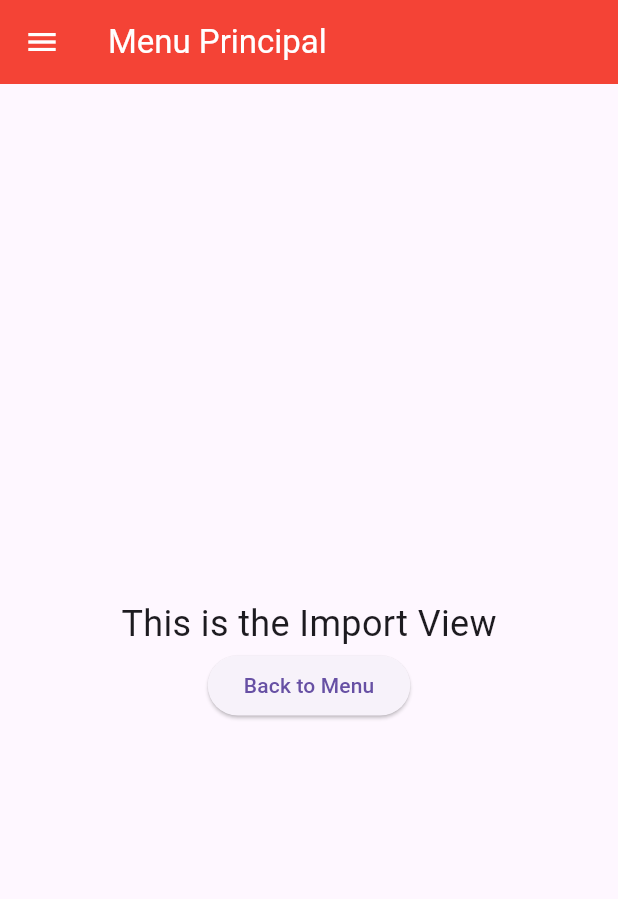
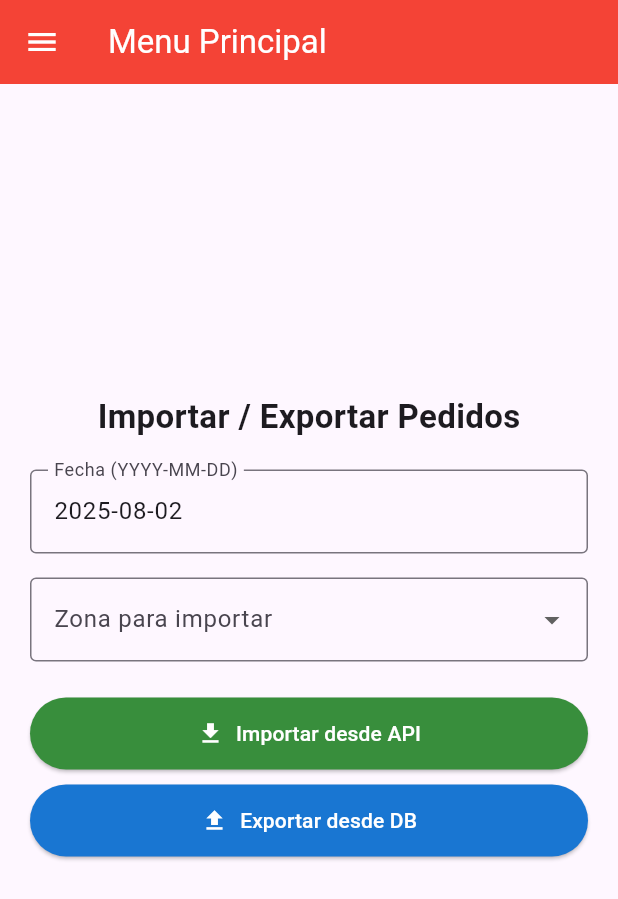
Before and after one commit to adimerpaul/sofipedido, a Flutter app: the screen it shows after launch, on a phone screen of 412 x 824 dp. Shown: the top 899 px of the screen. Run offline on Flutter 3.47's test engine with Material 3 defaults, Android fonts, the phone set to English and light mode, and no system bars; our stand-ins replace flutter_dotenv, sqflite; accounts and stored records are empty.

Commit message:
creado importado con campo confirmado

```diff
--- a/lib/views/import_view.dart
+++ /dev/null
@@ -1,26 +0,0 @@
-import 'package:flutter/material.dart';
-
-class ImportView extends StatelessWidget {
-  const ImportView({super.key});
-
-  @override
-  Widget build(BuildContext context) {
-    return Center(
-      child: Column(
-        mainAxisAlignment: MainAxisAlignment.center,
-        children: [
-          const Text(
-            'This is the Import View',
-            style: TextStyle(fontSize: 24),
-          ),
-          ElevatedButton(
-            onPressed: () {
-              // Navigator.pop(context);
-            },
-            child: const Text('Back to Menu'),
-          ),
-        ],
-      ),
-    );
-  }
-}
--- a/lib/views/menu_view.dart
+++ b/lib/views/menu_view.dart
@@ -1,7 +1,7 @@
 import 'package:flutter/material.dart';
-import 'package:sofiapedido/views/home_view.dart';
-import 'package:sofiapedido/views/import_view.dart';
-import 'package:sofiapedido/views/pedidos_view.dart';
+import 'package:sofiapedido/views/pages/home_view.dart';
+import 'package:sofiapedido/views/pages/import_view.dart';
+import 'package:sofiapedido/views/pages/pedidos_view.dart';
 
 class MenuView extends StatefulWidget {
   const MenuView({super.key});
--- /dev/null
+++ b/lib/views/pages/import_view.dart
@@ -0,0 +1,172 @@
+import 'package:flutter/material.dart';
+import 'package:intl/intl.dart';
+import 'package:sofiapedido/services/database_helper.dart';
+
+class ImportView extends StatefulWidget {
+  const ImportView({super.key});
+
+  @override
+  State<ImportView> createState() => _ImportViewState();
+}
+
+class _ImportViewState extends State<ImportView> {
+  bool loading = false;
+  String mensaje = '';
+  String fecha = DateFormat('yyyy-MM-dd').format(DateTime.now());
+
+  // Colores disponibles (zona + color real)
+  final List<Map<String, String>> colores = [
+    {"zona": "NORTE", "color": "deep-orange-4", "colorStyle": "#FF7043"},
+    {"zona": "BOLIVAR", "color": "pink-4", "colorStyle": "#F06292"},
+    {"zona": "SE RECOGE", "color": "blue-grey-4", "colorStyle": "#37474F"},
+    {"zona": "CENTRO", "color": "yellow", "colorStyle": "#F5EE17"},
+    {"zona": "APOYO", "color": "green-4", "colorStyle": "#1B5E20"},
+    {"zona": "PROVINCIA", "color": "deep-purple-4", "colorStyle": "#9575CD"},
+    {"zona": "SUD", "color": "blue-4", "colorStyle": "#0D47A1"},
+    {"zona": "SIN ZONA", "color": "grey-6", "colorStyle": "#757575"},
+  ];
+
+  Map<String, String>? colorSeleccionado;
+
+  Future<void> importarDatos() async {
+    if (colorSeleccionado == null || fecha.isEmpty) {
+      setState(() => mensaje = 'Selecciona una fecha y una zona');
+      return;
+    }
+
+    setState(() {
+      loading = true;
+      mensaje = 'Importando...';
+    });
+
+    try {
+      await DatabaseHelper().importarPedidosDesdeApi(
+        fecha,
+        colorSeleccionado!['color']!,
+      );
+      setState(() => mensaje = 'Datos importados correctamente ✅');
+    } catch (e) {
+      setState(() => mensaje = 'Error al importar ❌: $e');
+    } finally {
+      setState(() => loading = false);
+    }
+  }
+
+  Future<void> exportarDatos() async {
+    setState(() {
+      loading = true;
+      mensaje = 'Exportando...';
+    });
+
+    try {
+      final pedidos = await DatabaseHelper().exportarPedidos();
+      setState(() => mensaje = 'Exportado ${pedidos.length} pedidos');
+    } catch (e) {
+      setState(() => mensaje = 'Error al exportar ❌: $e');
+    } finally {
+      setState(() => loading = false);
+    }
+  }
+
+  @override
+  Widget build(BuildContext context) {
+    return Center(
+      child: SingleChildScrollView(
+        padding: const EdgeInsets.all(20.0),
+        child: Column(
+          mainAxisAlignment: MainAxisAlignment.start,
+          children: [
+            const Text('Importar / Exportar Pedidos',
+                style: TextStyle(fontSize: 22, fontWeight: FontWeight.bold)),
+            const SizedBox(height: 20),
+
+            // Input de fecha
+            TextFormField(
+              initialValue: fecha,
+              onChanged: (val) => fecha = val,
+              decoration: const InputDecoration(
+                labelText: 'Fecha (YYYY-MM-DD)',
+                border: OutlineInputBorder(),
+              ),
+              keyboardType: TextInputType.datetime,
+            ),
+            const SizedBox(height: 16),
+
+            // Dropdown de colores
+            DropdownButtonFormField<Map<String, String>>(
+              value: colorSeleccionado,
+              decoration: const InputDecoration(
+                labelText: 'Zona para importar',
+                border: OutlineInputBorder(),
+              ),
+              items: colores.map((color) {
+                return DropdownMenuItem(
+                  value: color,
+                  child: Row(
+                    children: [
+                      Container(
+                        width: 16,
+                        height: 16,
+                        margin: const EdgeInsets.only(right: 10),
+                        decoration: BoxDecoration(
+                          color: Color(int.parse('0xFF${color['colorStyle']!.substring(1)}')),
+                          shape: BoxShape.circle,
+                        ),
+                      ),
+                      Text(color['zona']!),
+                    ],
+                  ),
+                );
+              }).toList(),
+              onChanged: (val) {
+                setState(() => colorSeleccionado = val);
+              },
+            ),
+            const SizedBox(height: 24),
+
+            // Botón de importar
+            SizedBox(
+              width: double.infinity,
+              child: ElevatedButton.icon(
+                icon: const Icon(Icons.download),
+                label: const Text('Importar desde API'),
+                style: ElevatedButton.styleFrom(
+                  backgroundColor: Colors.green[700],
+                  foregroundColor: Colors.white,
+                  padding: const EdgeInsets.symmetric(vertical: 14),
+                ),
+                onPressed: loading ? null : importarDatos,
+              ),
+            ),
+            const SizedBox(height: 10),
+
+            // Botón de exportar
+            SizedBox(
+              width: double.infinity,
+              child: ElevatedButton.icon(
+                icon: const Icon(Icons.upload),
+                label: const Text('Exportar desde DB'),
+                style: ElevatedButton.styleFrom(
+                  backgroundColor: Colors.blue[700],
+                  foregroundColor: Colors.white,
+                  padding: const EdgeInsets.symmetric(vertical: 14),
+                ),
+                onPressed: loading ? null : exportarDatos,
+              ),
+            ),
+            const SizedBox(height: 24),
+
+            Text(
+              mensaje,
+              textAlign: TextAlign.center,
+              style: TextStyle(
+                fontSize: 16,
+                color: mensaje.contains('✅') ? Colors.green : Colors.red,
+              ),
+            ),
+          ],
+        ),
+      ),
+    );
+  }
+}
--- a/pubspec.yaml
+++ b/pubspec.yaml
@@ -37,6 +37,7 @@ dependencies:
   sqflite: ^2.4.2
   flutter_dotenv: ^5.2.1
   http: ^1.4.0
+  intl: ^0.20.2
 
 dev_dependencies:
   flutter_test:
```
Also changed, not shown: lib/services/database_helper.dart (+131 -11 lines), lib/views/pages/home_view.dart (renamed from lib/views/home_view.dart), lib/views/pages/pedidos_view.dart (renamed from lib/views/pedidos_view.dart), pubspec.lock.
